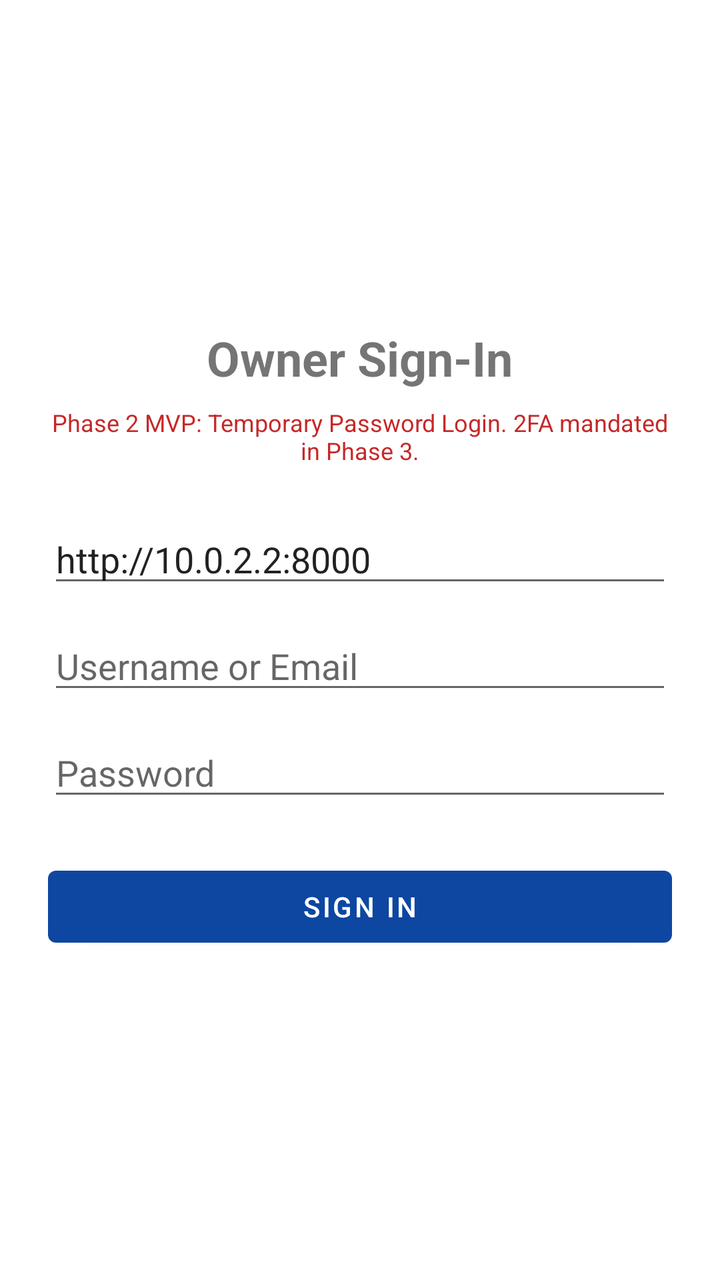
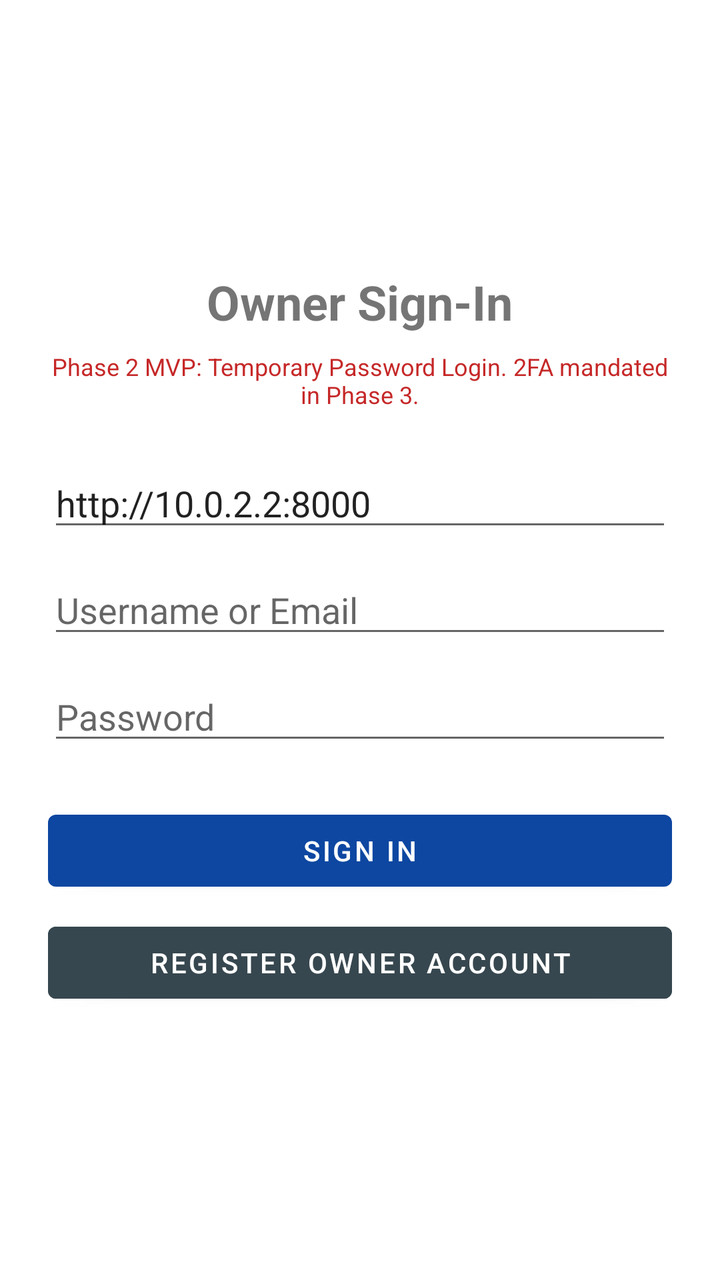

Two renders of the same Android screen: before a commit and after it. Below are the layout's source before the change and the commit's diff.
<!-- AndroidManifest.xml: application theme Theme.Admin -->
<!-- res/layout/activity_login.xml -->
<?xml version="1.0" encoding="utf-8"?>
<LinearLayout xmlns:android="http://schemas.android.com/apk/res/android"
    android:layout_width="match_parent"
    android:layout_height="match_parent"
    android:gravity="center"
    android:orientation="vertical"
    android:padding="24dp">

    <TextView
        android:layout_width="wrap_content"
        android:layout_height="wrap_content"
        android:text="@string/login_title"
        android:textSize="24sp"
        android:textStyle="bold" />

    <TextView
        android:layout_width="wrap_content"
        android:layout_height="wrap_content"
        android:layout_marginTop="8dp"
        android:layout_marginBottom="24dp"
        android:gravity="center"
        android:text="@string/login_temp_notice"
        android:textColor="#C62828"
        android:textSize="12sp" />

    <EditText
        android:id="@+id/etServerUrl"
        android:layout_width="match_parent"
        android:layout_height="wrap_content"
        android:hint="Backend URL (e.g., http://10.0.2.2:8000)"
        android:inputType="textUri"
        android:text="http://10.0.2.2:8000" />

    <EditText
        android:id="@+id/etUsername"
        android:layout_width="match_parent"
        android:layout_height="wrap_content"
        android:layout_marginTop="12dp"
        android:hint="Username or Email"
        android:inputType="textEmailAddress" />

    <EditText
        android:id="@+id/etPassword"
        android:layout_width="match_parent"
        android:layout_height="wrap_content"
        android:layout_marginTop="12dp"
        android:hint="Password"
        android:inputType="textPassword" />

    <Button
        android:id="@+id/btnLogin"
        android:layout_width="match_parent"
        android:layout_height="wrap_content"
        android:layout_marginTop="24dp"
        android:text="Sign In" />

</LinearLayout>
<!-- resources referenced by this layout -->
<resources>
  <string name="login_temp_notice">Phase 2 MVP: Temporary Password Login. 2FA mandated in Phase 3.</string>
  <string name="login_title">Owner Sign-In</string>
  <style name="Theme.Admin" parent="Theme.MaterialComponents.DayNight.DarkActionBar">
          <item name="colorPrimary">#0D47A1</item>
          <item name="colorPrimaryVariant">#002171</item>
          <item name="colorOnPrimary">#FFFFFF</item>
      </style>
</resources>

<!-- the commit's change to res/layout/activity_login.xml (unified diff, before → after) -->
@@ -54,4 +54,12 @@
         android:layout_marginTop="24dp"
         android:text="Sign In" />
 
+    <Button
+        android:id="@+id/btnRegister"
+        android:layout_width="match_parent"
+        android:layout_height="wrap_content"
+        android:layout_marginTop="8dp"
+        android:text="Register Owner Account"
+        android:backgroundTint="#37474F" />
+
 </LinearLayout>
